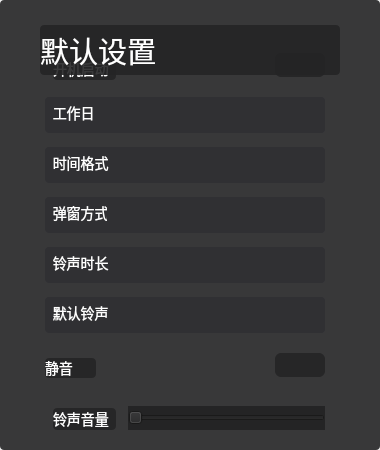
Above: src/plugins/Clock_deamon/setuppage.ui from ukui/ukui-sidebar before the change. Below: the same form after it.
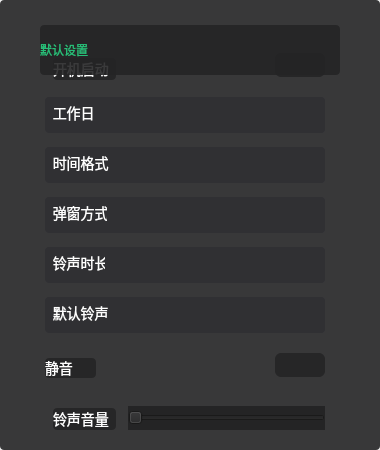
That is the form after the change. Icons and pictures are not drawn.

Commit message: Add button three states

What changed in the file:
```diff
--- a/src/plugins/Clock_deamon/setuppage.ui
+++ b/src/plugins/Clock_deamon/setuppage.ui
@@ -353,9 +353,9 @@
     <widget class="QPushButton" name="pushButton_9">
      <property name="geometry">
       <rect>
-       <x>70</x>
+       <x>60</x>
        <y>0</y>
-       <width>171</width>
+       <width>181</width>
        <height>36</height>
       </rect>
      </property>
@@ -542,8 +542,8 @@
      </rect>
     </property>
     <property name="styleSheet">
-     <string notr="true">font: 25 22pt;
-color: rgb(255, 255, 255);</string>
+     <string notr="true">font: 57 22pt &quot;Noto Sans Devanagari Md&quot;;
+color: rgba(39,207,129,0.9);</string>
     </property>
     <property name="text">
      <string>默认设置</string>
```
The commit also changes 4 other files.
